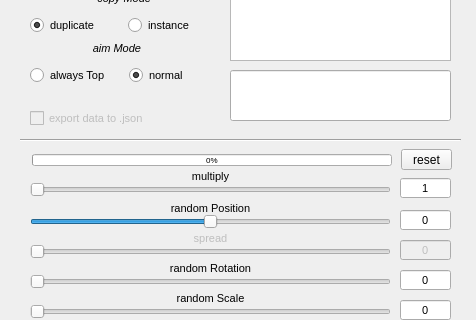
alpha0080/mayaTool, file particleInstanceTool/particleinstancetool_01_UI_QT7.ui: the form before one commit; both pictures show x 0 to 476 and y 220 to 540 of the 476 by 668 pixel window.
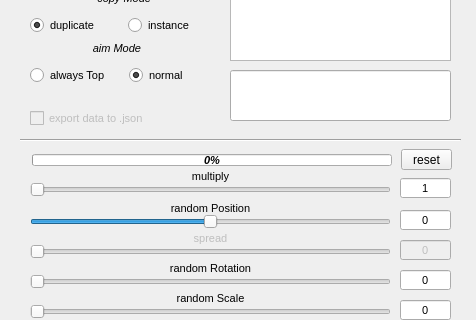
The form after the commit.

```diff
--- a/particleInstanceTool/particleinstancetool_01_UI_QT7.ui
+++ b/particleInstanceTool/particleinstancetool_01_UI_QT7.ui
@@ -823,10 +823,50 @@
       <height>12</height>
      </rect>
     </property>
+    <property name="palette">
+     <palette>
+      <active>
+       <colorrole role="Highlight">
+        <brush brushstyle="SolidPattern">
+         <color alpha="255">
+          <red>0</red>
+          <green>170</green>
+          <blue>0</blue>
+         </color>
+        </brush>
+       </colorrole>
+      </active>
+      <inactive>
+       <colorrole role="Highlight">
+        <brush brushstyle="SolidPattern">
+         <color alpha="255">
+          <red>0</red>
+          <green>170</green>
+          <blue>0</blue>
+         </color>
+        </brush>
+       </colorrole>
+      </inactive>
+      <disabled>
+       <colorrole role="Highlight">
+        <brush brushstyle="SolidPattern">
+         <color alpha="255">
+          <red>51</red>
+          <green>153</green>
+          <blue>255</blue>
+         </color>
+        </brush>
+       </colorrole>
+      </disabled>
+     </palette>
+    </property>
     <property name="font">
      <font>
       <family>Arial</family>
-      <pointsize>6</pointsize>
+      <pointsize>8</pointsize>
+      <weight>75</weight>
+      <italic>true</italic>
+      <bold>true</bold>
      </font>
     </property>
     <property name="value">
```
